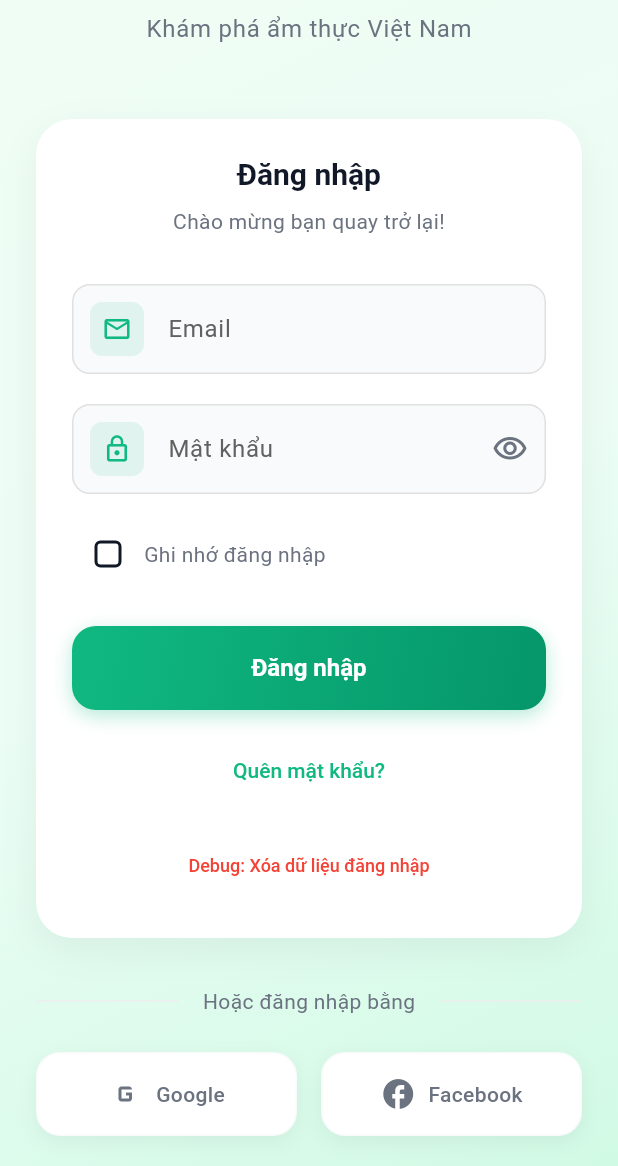
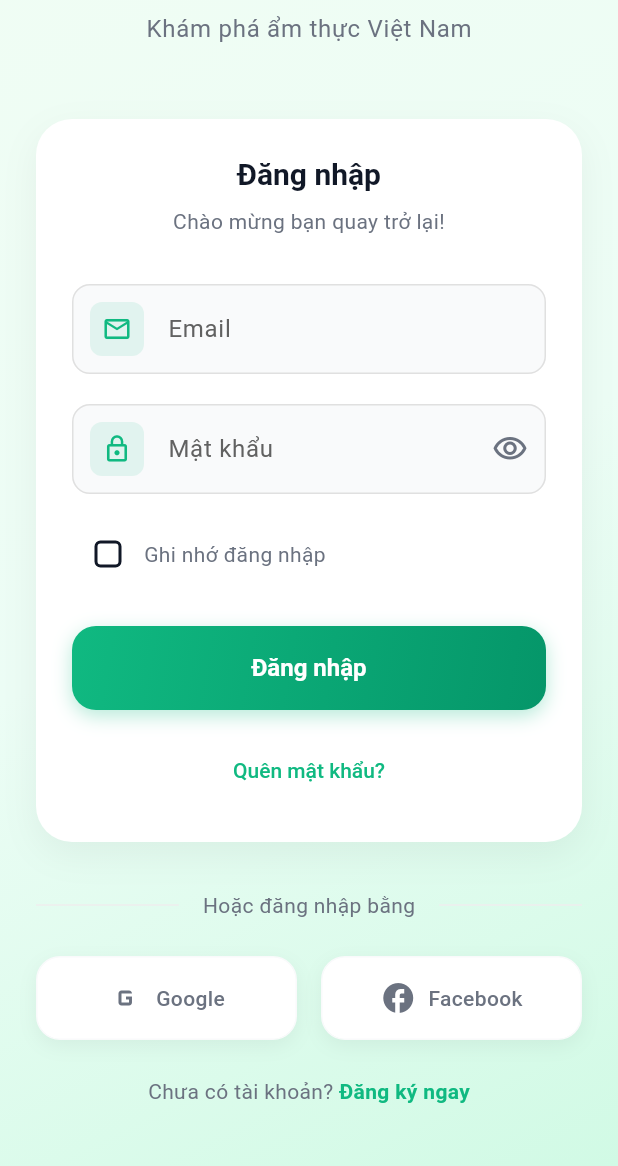
Before and after one commit to ThangphamDev/Bep-Viet, a Flutter app: the screen it shows after launch, scrolled down 184 dp, on a phone screen of 412 x 824 dp, the part 70-1236 px from its top. Run offline on Flutter 3.47's test engine with Material 3 defaults, Android fonts, the phone set to English and light mode, and no system bars; our stand-ins replace cached_network_image, dio, flutter_bloc, go_router, image_picker, shared_preferences and 1 more.

Commit message:
Chua chinh duoc gia dinh

```diff
--- a/mobile/lib/data/repositories/premium_repository.dart
+++ b/mobile/lib/data/repositories/premium_repository.dart
@@ -26,6 +26,9 @@ class PremiumRepository {
 
   // Family methods
   Future<List<FamilyProfileModel>> getUserFamilyProfiles(String token) async {
+    print(
+      '📦 PremiumRepository - getUserFamilyProfiles called with token: ${token.substring(0, 20)}...',
+    );
     return await _premiumService.getUserFamilyProfiles(token);
   }
 
--- a/mobile/lib/presentation/features/auth/pages/login_page.dart
+++ b/mobile/lib/presentation/features/auth/pages/login_page.dart
@@ -225,8 +225,6 @@ class _LoginPageState extends State<LoginPage> with TickerProviderStateMixin {
             _buildLoginButton(),
             const SizedBox(height: 16),
             _buildForgotPassword(),
-            const SizedBox(height: 16),
-            _buildDebugButton(),
           ],
         ),
       ),
@@ -412,28 +410,6 @@ class _LoginPageState extends State<LoginPage> with TickerProviderStateMixin {
     );
   }
 
-  Widget _buildDebugButton() {
-    return TextButton(
-      onPressed: () async {
-        // Clear authentication data for debugging
-        try {
-          await context.read<AuthCubit>().logout();
-          _showSuccessSnackBar('Đã xóa dữ liệu đăng nhập!');
-        } catch (e) {
-          _showErrorSnackBar('Lỗi khi xóa dữ liệu: $e');
-        }
-      },
-      child: Text(
-        'Debug: Xóa dữ liệu đăng nhập',
-        style: TextStyle(
-          color: Colors.red,
-          fontSize: 12,
-          fontWeight: FontWeight.w500,
-        ),
-      ),
-    );
-  }
-
   Widget _buildSocialLogin() {
     return Column(
       children: [
```
Also changed, not shown: mobile/lib/data/sources/remote/auth_service.dart (+7 -1 lines), mobile/lib/data/sources/remote/premium_service.dart (+42 -0 lines), mobile/lib/presentation/features/premium/cubit/premium_cubit.dart (+13 -0 lines), mobile/lib/presentation/features/premium/pages/premium_dashboard_page.dart (+8 -0 lines).
